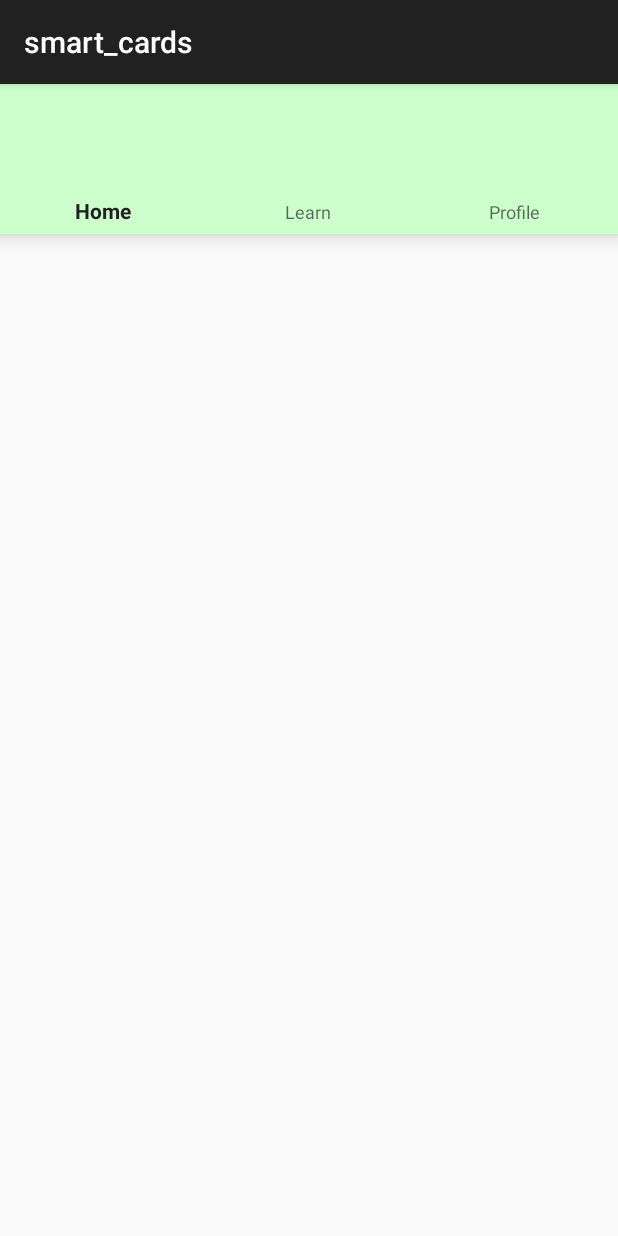
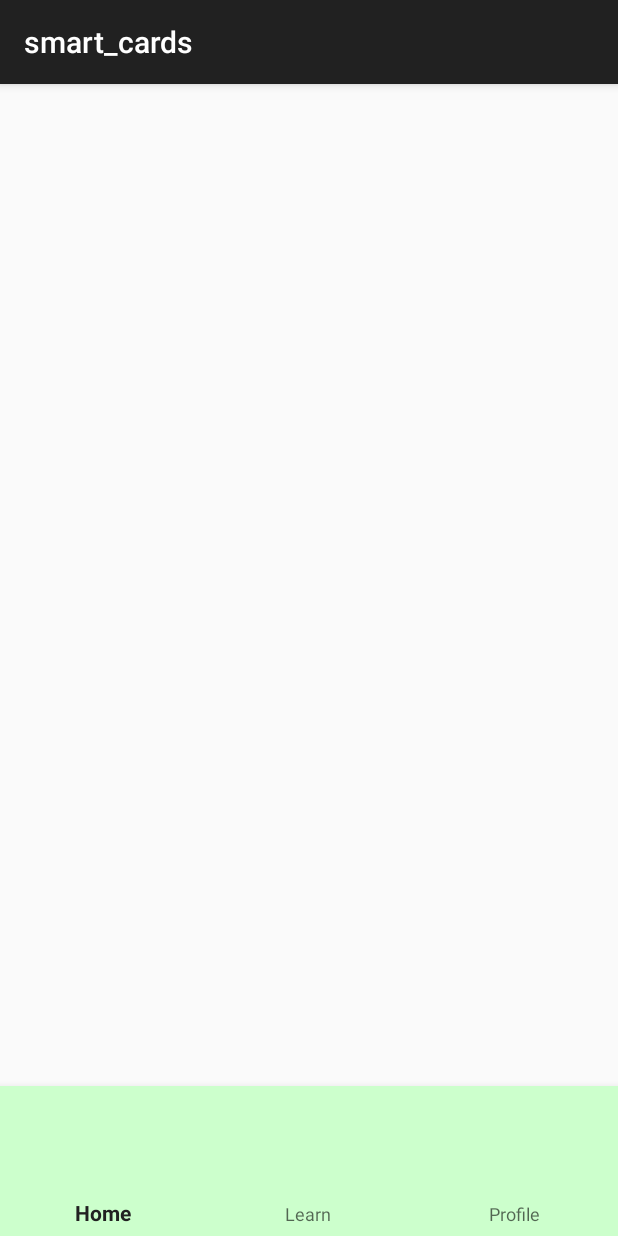
Before and after one commit to Densi88/SmartCards, an Android app built with Jetpack Compose: the MainMenuActivity screen opened directly, with no data from a screen before it, on a phone screen of 412 x 824 dp. Run offline under Robolectric (Android 15) with nearby library versions, the phone set to English and light mode, and no system bars.

Commit message:
add fragment container into main menu

```diff
--- a/app/src/main/res/layout/main_activity.xml
+++ b/app/src/main/res/layout/main_activity.xml
@@ -44,9 +44,4 @@
         android:backgroundTint="@color/buttons"
         android:textColor="#F5FBFF"
         />
-    <FrameLayout
-        android:id="@+id/fragment_container"
-        android:layout_width="match_parent"
-        android:layout_height="0dp"
-        android:layout_weight="1" />
 </LinearLayout>
--- a/app/src/main/res/layout/main_menu_layout.xml
+++ b/app/src/main/res/layout/main_menu_layout.xml
@@ -5,6 +5,13 @@
     android:layout_width="match_parent"
     android:layout_height="match_parent">
     <!-- Добавить фрагмент, доделать навигацию, чтобы было красиво(Иконки, цвет и прочее). -->
+
+    <FrameLayout
+        android:layout_width="match_parent"
+        android:layout_height="100dp"
+        android:layout_weight="1"
+        >
+    </FrameLayout>
     <com.google.android.material.bottomnavigation.BottomNavigationView
         android:id="@+id/bottom_navigation"
         android:layout_width="match_parent"
```
